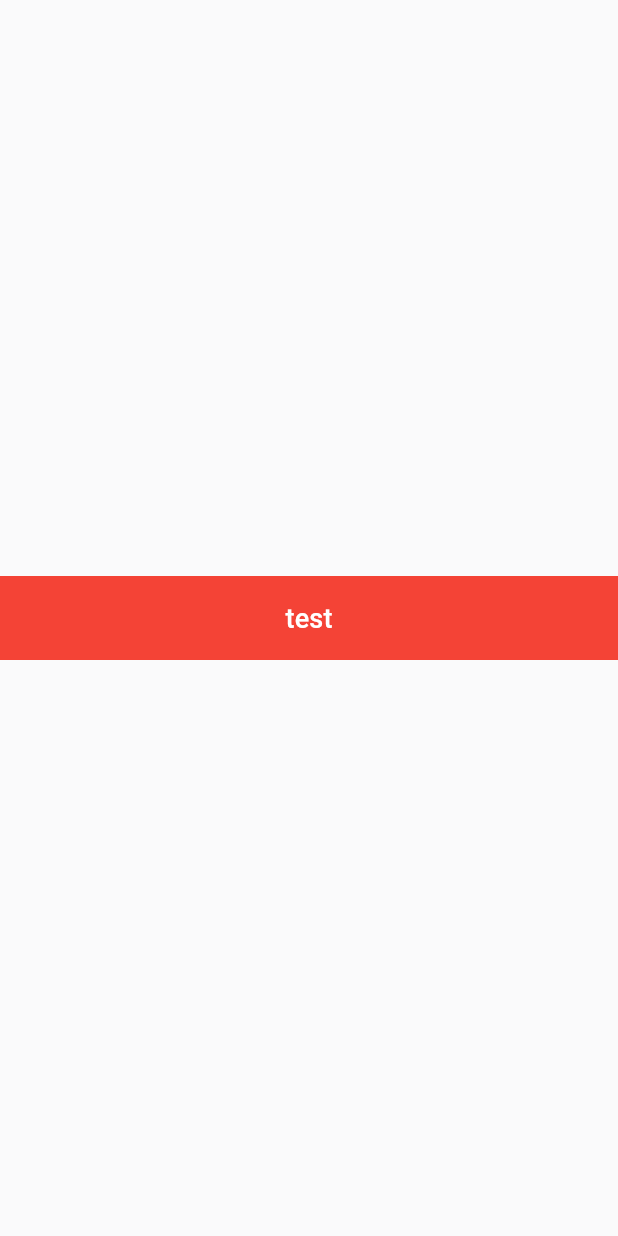
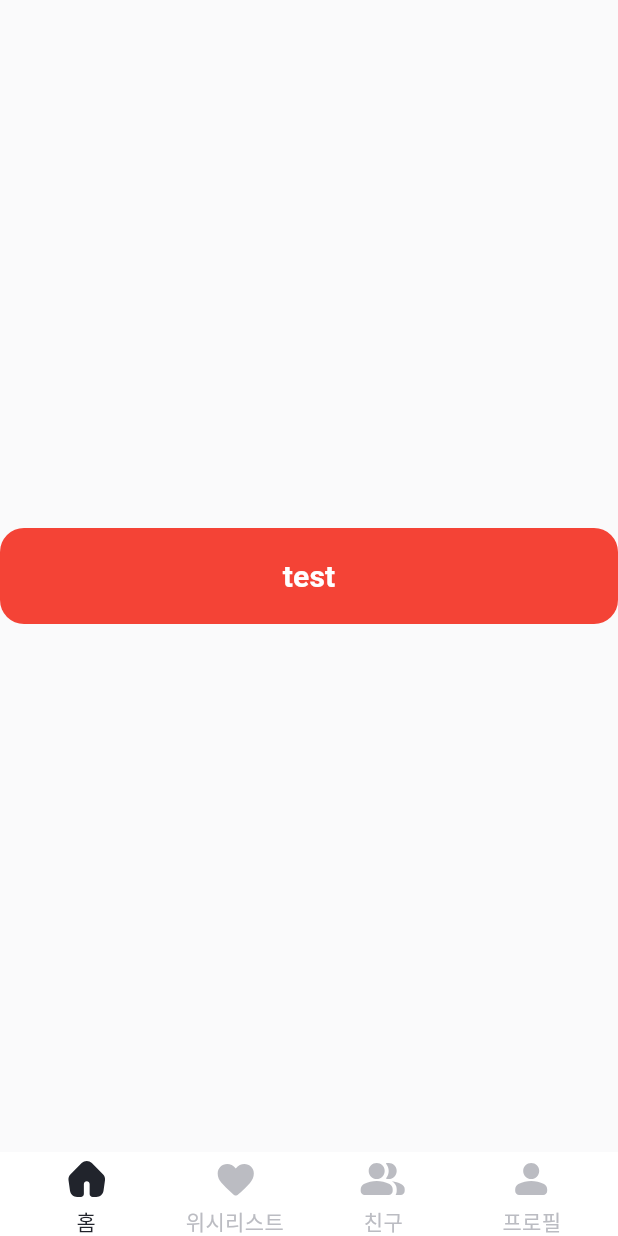
Before and after one commit to BSSM-NOBRAND/moya_frontend, a Flutter app: the screen it shows after launch, on a phone screen of 412 x 824 dp. Run offline on Flutter 3.47's test engine with Material 3 defaults, Android fonts, the phone set to English and light mode, and no system bars; our stand-ins replace flutter_svg; Roboto replaces fonts that are missing (WantedSans).

Commit message:
feat: 바텀 네비게이션 바 제작
feat: primary button에 border radius 추가

```diff
--- a/lib/main.dart
+++ b/lib/main.dart
@@ -1,5 +1,5 @@
 import 'package:flutter/material.dart';
-import 'package:moya/config/typo_text_style.dart';
+import 'package:moya/presentation/common/custom_bottom_navigation_bar.dart';
 import 'package:moya/presentation/common/primary_button.dart';
 
 void main() {
@@ -36,9 +36,10 @@
       body: Center(
         child: PrimaryButton(
           'test',
-          size: ButtonSize.s56,
+          size: ButtonSize.s64,
         ),
       ),
+      bottomNavigationBar: CustomBottomNavigationBar(),
     );
   }
 }
--- /dev/null
+++ b/lib/presentation/common/custom_bottom_navigation_bar.dart
@@ -0,0 +1,75 @@
+import 'package:flutter/material.dart';
+import 'package:flutter_svg/svg.dart';
+import 'package:moya/config/palette.dart';
+import 'package:moya/config/typo_text_style.dart';
+
+class CustomBottomNavigationBar extends StatefulWidget {
+  const CustomBottomNavigationBar({super.key});
+
+  @override
+  State<CustomBottomNavigationBar> createState() =>
+      _CustomBottomNavigationBarState();
+}
+
+class _CustomBottomNavigationBarState extends State<CustomBottomNavigationBar> {
+  final _icon_paths = <String>[
+    'assets/images/home.svg',
+    'assets/images/heart.svg',
+    'assets/images/people.svg',
+    'assets/images/person.svg',
+  ];
+
+  final _labels = <String>['홈', '위시리스트', '친구', '프로필'];
+
+  int _selected = 0;
+
+  @override
+  Widget build(BuildContext context) {
+    return SafeArea(
+      child: Container(
+        height: 56,
+        decoration: const BoxDecoration(
+          color: Palette.white,
+        ),
+        child: Padding(
+          padding: const EdgeInsets.only(left: 8, right: 8),
+          child: Row(
+            crossAxisAlignment: CrossAxisAlignment.center,
+            mainAxisAlignment: MainAxisAlignment.center,
+            children: List.generate(_icon_paths.length, (index) {
+              String iconPath = _icon_paths[index];
+              bool isSelected = _selected == index;
+
+              return Expanded(
+                child: InkWell(
+                  child: Column(
+                    children: [
+                      SvgPicture.asset(
+                        iconPath,
+                        colorFilter: ColorFilter.mode(
+                          isSelected ? Palette.gray900 : Palette.gray400,
+                          BlendMode.srcIn,
+                        ),
+                      ),
+                      Text(
+                        _labels[index],
+                        style: TypoTextStyle.body3(
+                            color:
+                                isSelected ? Palette.gray900 : Palette.gray400),
+                      )
+                    ],
+                  ),
+                  onTap: () {
+                    setState(() {
+                      _selected = index;
+                    });
+                  },
+                ),
+              );
+            }),
+          ),
+        ),
+      ),
+    );
+  }
+}
--- a/lib/presentation/common/primary_button.dart
+++ b/lib/presentation/common/primary_button.dart
@@ -21,19 +21,16 @@ class PrimaryButton extends StatelessWidget {
 
   @override
   Widget build(BuildContext context) {
-    return Container(
+    return SizedBox(
       width: double.infinity,
       height: heightMap[size],
-      decoration: const BoxDecoration(
-        color: Colors.red,
-      ),
       child: TextButton(
         onPressed: () {},
         style: const ButtonStyle(
           backgroundColor: WidgetStatePropertyAll(Colors.red),
           shape: WidgetStatePropertyAll(
             RoundedRectangleBorder(
-              borderRadius: BorderRadius.all(Radius.zero),
+              borderRadius: BorderRadius.all(Radius.circular(16)),
             ),
           ),
         ),
--- a/pubspec.yaml
+++ b/pubspec.yaml
@@ -35,6 +35,7 @@ dependencies:
   # The following adds the Cupertino Icons font to your application.
   # Use with the CupertinoIcons class for iOS style icons.
   cupertino_icons: ^1.0.6
+  flutter_svg: ^2.0.10+1
 
 dev_dependencies:
   flutter_test:
@@ -60,7 +61,8 @@ flutter:
 
   # To add assets to your application, add an assets section, like this:
   assets:
-    - assets/
+    - assets/fonts/
+    - assets/images/
   #   - images/a_dot_burr.jpeg
   #   - images/a_dot_ham.jpeg
 
```
Also changed, not shown: assets/images/heart.svg (added), assets/images/home.svg (added), assets/images/people.svg (added), assets/images/person.svg (added), pubspec.lock.
